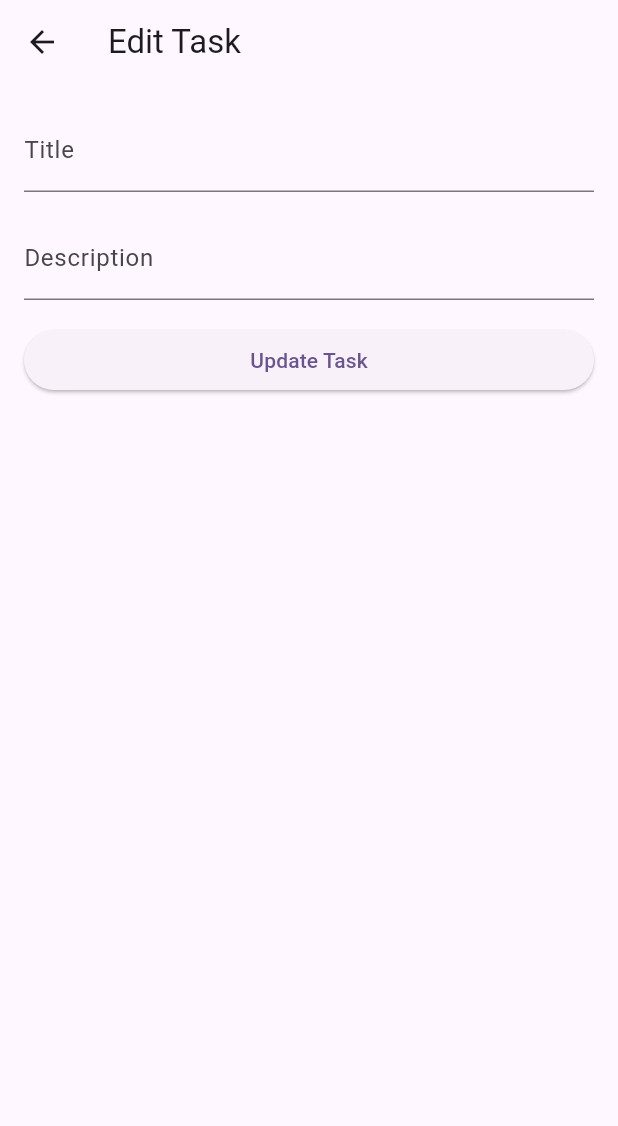
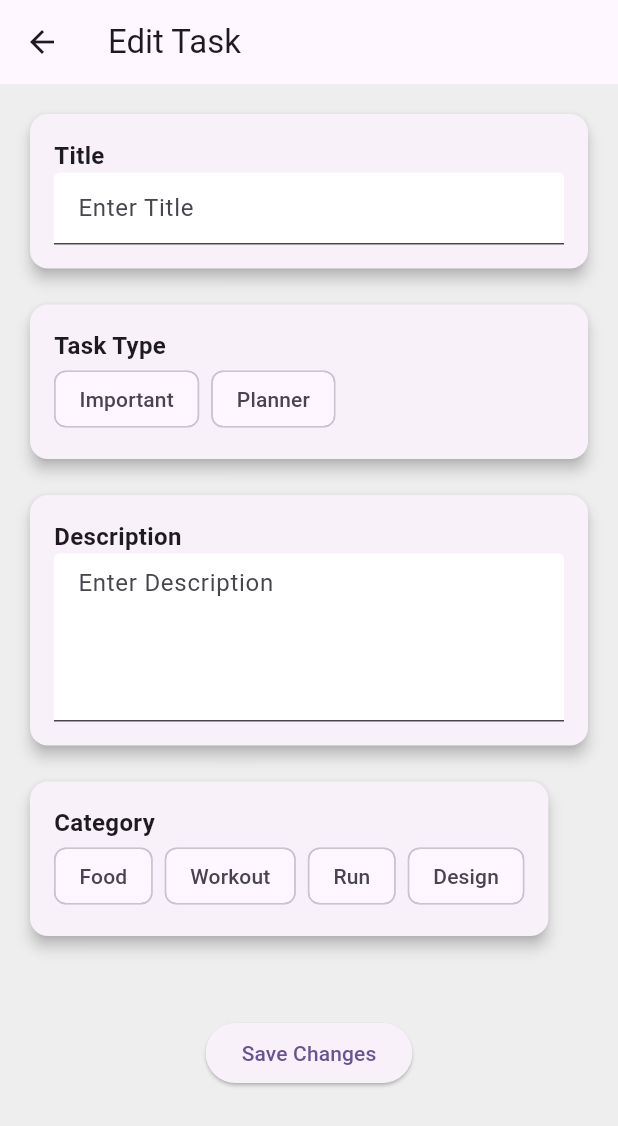
Before and after one commit to Bharath-KumarReddy/TODO_flutter, a Flutter app: the Edit screen opened directly with empty values, on a phone screen of 412 x 824 dp. Shown: the top 1126 px of the screen. Run offline on Flutter 3.47's test engine with Material 2 defaults, Android fonts, the light colour scheme and no system bars; our stand-ins replace cloud_firestore, firebase_auth, firebase_core, get; missing offline and left inert: todo_app; accounts and stored records are empty.

Commit message:
Update Edit.dart

```diff
--- a/lib/Edit.dart
+++ b/lib/Edit.dart
@@ -1,19 +1,20 @@
+import 'package:cloud_firestore/cloud_firestore.dart';
 import 'package:flutter/material.dart';
-import 'package:cloud_firestore/cloud_firestore.dart';
-import 'package:get/get.dart';
-import 'package:usingfirebase/Home.dart';
 
 class Edit extends StatefulWidget {
   final String taskId;
   final String initialTitle;
   final String initialDescription;
+  final String initialTaskType;
+  final String initialCategory;
 
-  const Edit({
-    Key? key,
+  Edit({
     required this.taskId,
     required this.initialTitle,
     required this.initialDescription,
-  }) : super(key: key);
+    required this.initialTaskType,
+    required this.initialCategory,
+  });
 
   @override
   State<Edit> createState() => _EditState();
@@ -22,6 +23,8 @@ class Edit extends StatefulWidget {
 class _EditState extends State<Edit> {
   late TextEditingController titleController;
   late TextEditingController descriptionController;
+  String selectedTaskType = '';
+  String selectedCategory = '';
 
   @override
   void initState() {
@@ -29,39 +32,35 @@ class _EditState extends State<Edit> {
     titleController = TextEditingController(text: widget.initialTitle);
     descriptionController =
         TextEditingController(text: widget.initialDescription);
+    selectedTaskType = widget.initialTaskType;
+    selectedCategory = widget.initialCategory;
   }
 
-  @override
-  void dispose() {
-    titleController.dispose();
-    descriptionController.dispose();
-    super.dispose();
-  }
+  void updateTask() async {
+    try {
+      CollectionReference todos =
+          FirebaseFirestore.instance.collection('todos');
 
-  Future<void> _updateTask() async {
-    final title = titleController.text;
-    final description = descriptionController.text;
-
-    try {
-      await FirebaseFirestore.instance
-          .collection('tasks')
-          .doc(widget.taskId)
-          .update({
-        'title': title,
-        'description': description,
+      await todos.doc(widget.taskId).update({
+        'title': titleController.text,
+        'description': descriptionController.text,
+        'type': selectedTaskType,
+        'category': selectedCategory,
       });
 
-      Get.snackbar(
-        'Success',
-        'Task updated successfully',
-        snackPosition: SnackPosition.BOTTOM,
-        backgroundColor: Colors.green,
-        colorText: Colors.white,
+      ScaffoldMessenger.of(context).showSnackBar(
+        SnackBar(
+          content: Text('Task updated successfully.'),
+        ),
       );
 
-      Get.to(() => Home());
-    } catch (error) {
-      print('Error updating task: $error');
+      Navigator.of(context).pop();
+    } catch (e) {
+      ScaffoldMessenger.of(context).showSnackBar(
+        SnackBar(
+          content: Text('Failed to update the task: $e'),
+        ),
+      );
     }
   }
 
@@ -71,26 +70,175 @@ class _EditState extends State<Edit> {
       appBar: AppBar(
         title: Text('Edit Task'),
       ),
-      body: Padding(
-        padding: const EdgeInsets.all(16.0),
+      body: Container(
+        decoration: BoxDecoration(
+          color: Colors.grey[200],
+        ),
+        padding: EdgeInsets.all(16.0),
+        height: double.infinity,
+        child: SingleChildScrollView(
           child: Column(
-          crossAxisAlignment: CrossAxisAlignment.stretch,
+            crossAxisAlignment: CrossAxisAlignment.start,
             children: [
+              Card(
+                elevation: 4,
+                child: Container(
+                  padding: EdgeInsets.all(16.0),
+                  child: Column(
+                    crossAxisAlignment: CrossAxisAlignment.start,
+                    children: [
+                      Text(
+                        'Title',
+                        style: TextStyle(
+                            fontSize: 16, fontWeight: FontWeight.bold),
+                      ),
                       TextField(
                         controller: titleController,
-              decoration: InputDecoration(labelText: 'Title'),
+                        decoration: InputDecoration(
+                          hintText: 'Enter Title',
+                          filled: true,
+                          fillColor: Colors.white,
                         ),
-            SizedBox(height: 16.0),
-            TextField(
-              controller: descriptionController,
-              decoration: InputDecoration(labelText: 'Description'),
-            ),
-            SizedBox(height: 16.0),
-            ElevatedButton(
-              onPressed: _updateTask,
-              child: Text('Update Task'),
                       ),
                     ],
+                  ),
+                ),
+              ),
+              SizedBox(height: 16),
+              Card(
+                elevation: 4,
+                child: Container(
+                  padding: EdgeInsets.all(16.0),
+                  child: Column(
+                    crossAxisAlignment: CrossAxisAlignment.start,
+                    children: [
+                      Text(
+                        'Task Type',
+                        style: TextStyle(
+                            fontSize: 16, fontWeight: FontWeight.bold),
+                      ),
+                      Row(
+                        children: [
+                          ChoiceChip(
+                            label: Text('Important'),
+                            selected: selectedTaskType == 'important',
+                            onSelected: (selected) {
+                              setState(() {
+                                selectedTaskType = 'important';
+                              });
+                            },
+                          ),
+                          SizedBox(width: 8),
+                          ChoiceChip(
+                            label: Text('Planner'),
+                            selected: selectedTaskType == 'planner',
+                            onSelected: (selected) {
+                              setState(() {
+                                selectedTaskType = 'planner';
+                              });
+                            },
+                          ),
+                        ],
+                      ),
+                    ],
+                  ),
+                ),
+              ),
+              SizedBox(height: 16),
+              Card(
+                elevation: 4,
+                child: Container(
+                  padding: EdgeInsets.all(16.0),
+                  child: Column(
+                    crossAxisAlignment: CrossAxisAlignment.start,
+                    children: [
+                      Text(
+                        'Description',
+                        style: TextStyle(
+                            fontSize: 16, fontWeight: FontWeight.bold),
+                      ),
+                      TextFormField(
+                        controller: descriptionController,
+                        maxLines: 4,
+                        decoration: InputDecoration(
+                          hintText: 'Enter Description',
+                          filled: true,
+                          fillColor: Colors.white,
+                        ),
+                      ),
+                    ],
+                  ),
+                ),
+              ),
+              SizedBox(height: 16),
+              Card(
+                elevation: 4,
+                child: Container(
+                  padding: EdgeInsets.all(16.0),
+                  child: Column(
+                    crossAxisAlignment: CrossAxisAlignment.start,
+                    children: [
+                      Text(
+                        'Category',
+                        style: TextStyle(
+                            fontSize: 16, fontWeight: FontWeight.bold),
+                      ),
+                      Wrap(
+                        spacing: 8,
+                        children: [
+                          FilterChip(
+                            label: Text('Food'),
+                            selected: selectedCategory == 'food',
+                            onSelected: (selected) {
+                              setState(() {
+                                selectedCategory = 'food';
+                              });
+                            },
+                          ),
+                          FilterChip(
+                            label: Text('Workout'),
+                            selected: selectedCategory == 'workout',
+                            onSelected: (selected) {
+                              setState(() {
+                                selectedCategory = 'workout';
+                              });
+                            },
+                          ),
+                          FilterChip(
+                            label: Text('Run'),
+                            selected: selectedCategory == 'run',
+                            onSelected: (selected) {
+                              setState(() {
+                                selectedCategory = 'run';
+                              });
+                            },
+                          ),
+                          FilterChip(
+                            label: Text('Design'),
+                            selected: selectedCategory == 'design',
+                            onSelected: (selected) {
+                              setState(() {
+                                selectedCategory = 'design';
+                              });
+                            },
+                          ),
+                        ],
+                      ),
+                    ],
+                  ),
+                ),
+              ),
+              SizedBox(
+                height: 50,
+              ),
+              Center(
+                child: ElevatedButton(
+                  onPressed: updateTask,
+                  child: Text('Save Changes'),
+                ),
+              ),
+            ],
+          ),
         ),
       ),
     );
```
Lines whose indentation alone changed are shown as unchanged.
